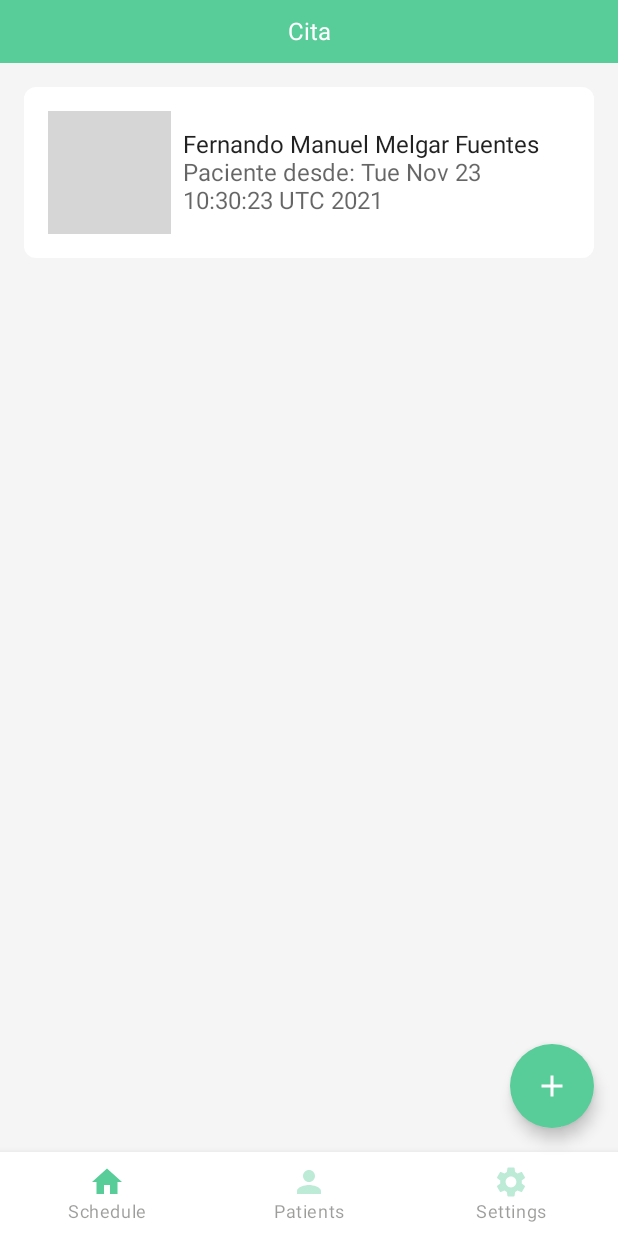
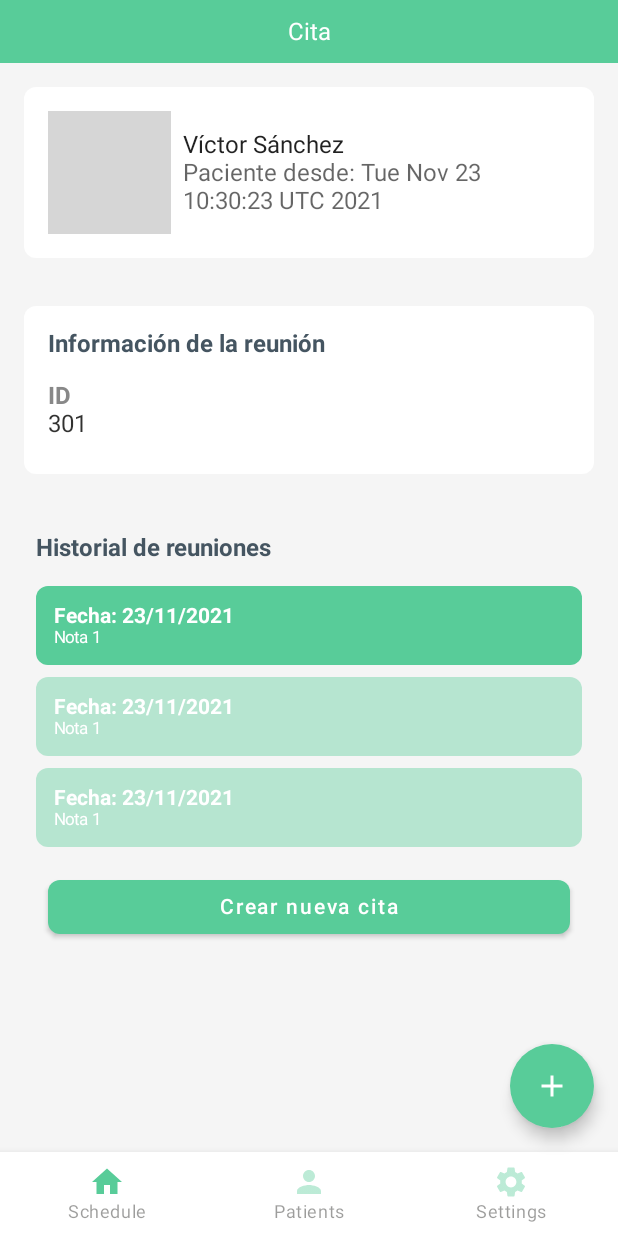
Before and after one commit to FernandoMelgar/Nutritivapp, an Android app built with Jetpack Compose: the screen it shows after launch (MainActivity), after a tap on "Víctor Sánchez", on a phone screen of 412 x 824 dp. Run offline under Robolectric (Android 15) with nearby library versions, the phone set to English and light mode, and no system bars; pictures from the network do not load; Roboto replaces fonts that are not available here; 3 statements that could not run were skipped; 3 other taps on this screen came first; grey boxes are pictures that could not be loaded.

Commit message:
Patient and Meeting viewmodel improved

```diff
--- a/app/src/main/java/mx/nutritivalabs/nutritivapp/MainActivity.kt
+++ b/app/src/main/java/mx/nutritivalabs/nutritivapp/MainActivity.kt
@@ -3,22 +3,17 @@ package mx.nutritivalabs.nutritivapp
 import android.os.Bundle
 import androidx.activity.ComponentActivity
 import androidx.activity.compose.setContent
-import androidx.compose.foundation.Image
-import androidx.compose.foundation.layout.fillMaxSize
 import androidx.compose.foundation.shape.CircleShape
 import androidx.compose.material.*
 import androidx.compose.material.icons.Icons
 import androidx.compose.material.icons.filled.Add
 import androidx.compose.runtime.Composable
-import androidx.compose.ui.Modifier
-import androidx.compose.ui.layout.ContentScale
 import androidx.compose.ui.tooling.preview.Preview
 import androidx.navigation.NavType
 import androidx.navigation.compose.NavHost
 import androidx.navigation.compose.composable
 import androidx.navigation.compose.rememberNavController
 import androidx.navigation.navArgument
-import coil.compose.rememberImagePainter
 import mx.nutritivalabs.nutritivapp.compose.*
 import mx.nutritivalabs.nutritivapp.ui.theme.NutritivappTheme
 
@@ -31,10 +26,14 @@ class MainActivity : ComponentActivity() {
     }
 }
 
+
 @Composable
 fun App() {
     val scaffoldState = rememberScaffoldState()
     val navController = rememberNavController()
+    val meetingViewModel = MeetingViewModel()
+    val patientViewModel = PatientViewModel()
+
     NutritivappTheme() {
         Scaffold(
             scaffoldState = scaffoldState,
@@ -72,15 +71,25 @@ fun App() {
                 composable(route = NavigationItem.Settings.route) {
                     SettingsScreen()
                 }
-                composable(Screen.Meeting.route, arguments =
+                composable(NavigationItem.Meeting.route, arguments =
                 listOf(
                     navArgument("id") {
                         type = NavType.LongType
                     }
                 )) {
                     val id = it.arguments?.getLong("id")
+
+                    val meeting = meetingViewModel.findByID(id!!)
+                    val lastTenMeetings = meetingViewModel.findLastTen(meeting.patientId!!)
+                    val patient = patientViewModel.findById(meeting.patientId)
+
                     MeetingScreen(
-                        { navController.navigate(NavigationItem.Patient.withId(id!!)) })
+                        onPatientInfo = { navController.navigate(NavigationItem.Patient.withId(meeting.patientId)) },
+                        navController = navController,
+                        meeting = meeting,
+                        lastTenMeetings = lastTenMeetings,
+                        patient = patient
+                    )
 
                 }
                 composable(NavigationItem.Patient.route, arguments = listOf(
--- a/app/src/main/java/mx/nutritivalabs/nutritivapp/Screen.kt
+++ /dev/null
@@ -1,12 +0,0 @@
-package mx.nutritivalabs.nutritivapp
-
-import androidx.compose.material.icons.Icons
-import androidx.compose.material.icons.filled.*
-import androidx.compose.ui.graphics.vector.ImageVector
-
-sealed class Screen(val route: String, val displayName: String) {
-    object ScheduleScreen : Screen(route = "schedule", displayName = "Schedule")
-    object Meeting : Screen(route = "meetings/{id}", displayName = "Meeting Detail") {
-        fun withId(id: Long) = this.route.replace("{id}", "$id")
-    }
-}
--- a/app/src/main/java/mx/nutritivalabs/nutritivapp/compose/Composable.kt
+++ b/app/src/main/java/mx/nutritivalabs/nutritivapp/compose/Composable.kt
@@ -16,8 +16,10 @@ import androidx.compose.ui.Modifier
 import androidx.compose.ui.draw.clip
 import androidx.compose.ui.graphics.Color
 import androidx.compose.ui.layout.ContentScale
+import androidx.compose.ui.text.font.FontWeight
 import androidx.compose.ui.tooling.preview.Preview
 import androidx.compose.ui.unit.dp
+import androidx.compose.ui.unit.sp
 import coil.compose.rememberImagePainter
 import mx.nutritivalabs.nutritivapp.ui.theme.NutritivappTheme
 
@@ -85,3 +87,32 @@ fun PatientInfoChip(imgUrl: String, fullName: String, patientSince: String) {
         }
     }
 }
+
+
+@Composable
+fun DisplayInfoSection(title: String, data: Map<String, String>) {
+    Surface(
+        modifier = Modifier.padding(16.dp),
+        color = MaterialTheme.colors.surface,
+        contentColor = MaterialTheme.colors.onSurface,
+        shape = RoundedCornerShape(8.dp)
+    ) {
+        Column(
+            modifier = Modifier
+                .fillMaxWidth()
+                .padding(all = 16.dp)
+        ) {
+            Text(
+                text = title,
+                modifier = Modifier.padding(bottom = 16.dp),
+                fontSize = 16.sp,
+                fontWeight = FontWeight.Bold,
+                color = MaterialTheme.colors.secondary
+            )
+            for ((key, value) in data) {
+                InfoChip(title = key, value)
+            }
+        }
+    }
+
+}
--- a/app/src/main/java/mx/nutritivalabs/nutritivapp/compose/MeetingRepository.kt
+++ b/app/src/main/java/mx/nutritivalabs/nutritivapp/compose/MeetingRepository.kt
@@ -5,7 +5,8 @@ import java.util.*
 
 interface MeetingRepository {
     fun findMeetings(date: Date, nutritionistId: Long): List<Meeting>
-    fun findMeeting(meetingId: Long)
+    fun findMeeting(meetingId: Long): Meeting
+    fun findLastTenByPatient(patientId: Long): List<Meeting>
 }
 
 class MeetingOnMemoryRepository : MeetingRepository {
@@ -13,35 +14,87 @@ class MeetingOnMemoryRepository : MeetingRepository {
     override fun findMeetings(date: Date, nutritionistId: Long): List<Meeting> {
         return mutableListOf(
             Meeting(
-                id = 1,
+                id = 101,
                 date = date,
                 patientId = 1,
                 patientName = "Rubén Villalpando",
                 startTime = 1700,
-                endTime = 1740
+                endTime = 1740,
+                notes = "Nota 1",
+                meetingInfo = mapOf("ID" to "1")
             ),
             Meeting(
-                id = 2,
+                id = 201,
                 date = date,
                 patientId = 2,
                 patientName = "Arturo Marquez",
                 startTime = 1800,
-                endTime = 1840
+                endTime = 1840,
+                notes = "Nota 1",
+                meetingInfo = mapOf("ID" to "2")
             ),
             Meeting(
-                id = 3,
+                id = 301,
                 date = date,
                 patientId = 3,
                 patientName = "Víctor Sánchez",
                 startTime = 1900,
-                endTime = 1940
+                endTime = 1940,
+                notes = "Nota 1",
+                meetingInfo = mapOf("ID" to "3")
             )
 
 
         )
     }
 
-    override fun findMeeting(meetingId: Long) {
-        TODO("Not yet implemented")
+    override fun findMeeting(meetingId: Long): Meeting {
+        return Meeting(
+            id = meetingId,
+            date = Calendar.getInstance().time,
+            patientId = (meetingId / 100),
+            patientName = "Meee",
+            startTime = 1900,
+            endTime = 1940,
+            notes = "Nota $meetingId",
+            meetingInfo = mapOf("ID" to meetingId.toString())
+        )
+    }
+
+    override fun findLastTenByPatient(patientId: Long): List<Meeting> {
+        return mutableListOf(
+            Meeting(
+                id = (patientId * 100) + 1,
+                date = Calendar.getInstance().time,
+                patientId = patientId,
+                patientName = "Rubén Villalpando",
+                startTime = 1700,
+                endTime = 1740,
+                notes = "Nota 1",
+                meetingInfo = mapOf("ID" to "1")
+            ),
+            Meeting(
+                id = (patientId * 100) + 2,
+                date = Calendar.getInstance().time,
+                patientId = patientId,
+                patientName = "Arturo Marquez",
+                startTime = 1800,
+                endTime = 1840,
+                notes = "Nota 1",
+                meetingInfo = mapOf("ID" to "2")
+            ),
+            Meeting(
+                id = (patientId * 100) + 3,
+                date = Calendar.getInstance().time,
+                patientId = patientId,
+                patientName = "Jime Trachtman",
+                startTime = 1800,
+                endTime = 1840,
+                notes = "Nota 1",
+                meetingInfo = mapOf("ID" to "20")
+            )
+
+        )
+
     }
 }
--- a/app/src/main/java/mx/nutritivalabs/nutritivapp/compose/MeetingScreen.kt
+++ b/app/src/main/java/mx/nutritivalabs/nutritivapp/compose/MeetingScreen.kt
@@ -1,20 +1,37 @@
 package mx.nutritivalabs.nutritivapp.compose
 
+import androidx.compose.foundation.background
 import androidx.compose.foundation.clickable
-import androidx.compose.foundation.layout.Box
-import androidx.compose.foundation.layout.Column
-import androidx.compose.foundation.layout.fillMaxWidth
+import androidx.compose.foundation.layout.*
 import androidx.compose.foundation.rememberScrollState
+import androidx.compose.foundation.shape.RoundedCornerShape
 import androidx.compose.foundation.verticalScroll
-import androidx.compose.material.Surface
+import androidx.compose.material.*
 import androidx.compose.runtime.Composable
+import androidx.compose.ui.Alignment
 import androidx.compose.ui.Modifier
-import mx.nutritivalabs.nutritivapp.patient.examplePatient
+import androidx.compose.ui.draw.clip
+import androidx.compose.ui.text.font.FontWeight
+import androidx.compose.ui.unit.dp
+import androidx.compose.ui.unit.sp
+import androidx.navigation.NavController
+import mx.nutritivalabs.nutritivapp.domain.Meeting
+import mx.nutritivalabs.nutritivapp.patient.Patient
+import java.text.SimpleDateFormat
+import java.util.*
+
 
 @Composable
-fun MeetingScreen(onPatientInfo: () -> Unit) {
+fun MeetingScreen(
+    onPatientInfo: () -> Unit,
+    navController: NavController,
+    meeting: Meeting,
+    lastTenMeetings: List<Meeting>,
+    patient: Patient
+) {
     val scrollState = rememberScrollState()
-    val patient = examplePatient()
+
+
     Column(
         Modifier
             .fillMaxWidth()
@@ -30,9 +47,86 @@ fun MeetingScreen(onPatientInfo: () -> Unit) {
             )
 
         }
+        DisplayInfoSection(title = "Información de la reunión", data = meeting.meetingInfo)
+        HistorialDeReuniones(navController, lastTenMeetings, meeting.id!!)
+        Spacer(Modifier.height(120.dp))
 
+    }
+}
+
+@Composable
+fun HistorialDeReuniones(
+    navController: NavController, meetingHistory: List<Meeting>, currentId: Long
+) {
+
+    Box(
+        modifier = Modifier.padding(16.dp)
+    ) {
+        Column(modifier = Modifier.padding(8.dp)) {
+            Text(
+                text = "Historial de reuniones  ",
+                modifier = Modifier.padding(bottom = 16.dp),
+                fontSize = 16.sp,
+                fontWeight = FontWeight.Bold,
+                color = MaterialTheme.colors.secondary
+            )
+
+            for (meeting in meetingHistory) {
+                ReunionAnteriorChip(
+                    meeting.date,
+                    meeting.notes,
+                    current = (currentId == meeting.id)
+                ) { navController.navigate(NavigationItem.Meeting.withId(meeting.id!!)) }
+            }
+            Button(
+                onClick = { /*TODO*/ }, modifier = Modifier
+                    .fillMaxWidth()
+                    .padding(8.dp), shape = RoundedCornerShape(8.dp)
+            ) {
+                Text("Crear nueva cita")
+            }
+
+        }
+    }
+}
+
+@Composable
+fun ReunionAnteriorChip(date: Date, notes: String, current: Boolean, onClick: () -> Unit) {
+    val bgColor = if (current) {
+        MaterialTheme.colors.primary
+    } else {
+        MaterialTheme.colors.primary.copy(alpha = .4f)
 
     }
 
+    Box(
+        modifier = Modifier
+            .fillMaxWidth()
+            .padding(bottom = 8.dp)
+            .clip(RoundedCornerShape(8.dp))
+            .background(bgColor)
+            .clickable { onClick() },
+        contentAlignment = Alignment.BottomStart
+    ) {
+        Column(Modifier.padding(12.dp)) {
+            Text(
+                "Fecha: ${date.simpleDateFormat()}",
+                color = MaterialTheme.colors.onPrimary,
+                fontWeight = FontWeight.Bold,
+                fontSize = 14.sp
+            )
+            Text(
+                notes,
+                color = MaterialTheme.colors.onPrimary,
+                fontSize = 11.sp
+            )
+        }
+    }
 
 }
+
+
+fun Date.simpleDateFormat(): String {
+    val formatter = SimpleDateFormat("dd/MM/yyyy")
+    return formatter.format(this)
+}
--- a/app/src/main/java/mx/nutritivalabs/nutritivapp/compose/MeetingViewModel.kt
+++ b/app/src/main/java/mx/nutritivalabs/nutritivapp/compose/MeetingViewModel.kt
@@ -1,7 +1,6 @@
 package mx.nutritivalabs.nutritivapp.compose
 
 import androidx.lifecycle.ViewModel
-import mx.nutritivalabs.nutritivapp.Screen
 import mx.nutritivalabs.nutritivapp.domain.Meeting
 import java.util.*
 
@@ -11,4 +10,12 @@ class MeetingViewModel(private val repository: MeetingRepository = MeetingOnMemo
         return repository.findMeetings(date, nutritionistId)
     }
 
+    fun findByID(id: Long): Meeting {
+        return repository.findMeeting(id)
+    }
+
+    fun findLastTen(patientId: Long): List<Meeting> {
+        return repository.findLastTenByPatient(patientId)
+    }
+
 }
--- a/app/src/main/java/mx/nutritivalabs/nutritivapp/compose/NavigationItem.kt
+++ b/app/src/main/java/mx/nutritivalabs/nutritivapp/compose/NavigationItem.kt
@@ -6,6 +6,7 @@ import androidx.compose.material.icons.Icons
 import androidx.compose.material.icons.filled.Home
 import androidx.compose.material.icons.filled.Person
 import androidx.compose.material.icons.filled.Settings
+import androidx.compose.material.icons.filled.ThumbUp
 import androidx.compose.runtime.*
 import androidx.compose.ui.graphics.vector.ImageVector
 import androidx.compose.ui.tooling.preview.Preview
@@ -19,6 +20,11 @@ sealed class NavigationItem(val route: String, val icon: ImageVector, val title:
     object Patients : NavigationItem("patients-screen", Icons.Filled.Person, "Patients")
     object Settings : NavigationItem("settings-screen", Icons.Filled.Settings, "Settings")
     object Patient: NavigationItem("patients/{id}",Icons.Filled.Person, "Patient") {
+        fun withId(id: Long): String {
+            return this.route.replace("{id}", id.toString())
+        }
+    }
+    object Meeting: NavigationItem("meetings/{id}", Icons.Filled.ThumbUp, "Meetings"){
         fun withId(id: Long): String {
             return this.route.replace("{id}", id.toString())
         }
--- a/app/src/main/java/mx/nutritivalabs/nutritivapp/compose/PatientViewModel.kt
+++ b/app/src/main/java/mx/nutritivalabs/nutritivapp/compose/PatientViewModel.kt
@@ -2,11 +2,72 @@ package mx.nutritivalabs.nutritivapp.compose;
 
 import androidx.lifecycle.ViewModel
 import mx.nutritivalabs.nutritivapp.patient.Patient
+import mx.nutritivalabs.nutritivapp.patient.exampleEnergyRequirements
 import mx.nutritivalabs.nutritivapp.patient.examplePatient
+import java.util.*
 
 class PatientViewModel: ViewModel() {
 
     fun findById(id: Long): Patient {
-        return examplePatient()
+        if (id == 1L)
+            return rubenPatient()
+        if (id == 2L)
+            return arthurPatient()
+        if (id == 3L)
+            return vicPatient()
+        else
+            return examplePatient().copy(firstName = "$id")
     }
+
 }
+
+
+
+private fun vicPatient(): Patient {
+    return Patient(
+        id = 1,
+        firstName = "Víctor",
+        paternalLastName = "Sánchez",
+        maternalLastName = " ",
+        birthDate = Calendar.getInstance().time,
+        energyRequirements = exampleEnergyRequirements().copy(calories = 2800),
+        goals = listOf("Legendary", "Nutrition"),
+        firstTime = false,
+        email = "victor.sanchez@gmail.com",
+        phoneNumber = "553648273",
+        profilePictureURL = "https://static.wikia.nocookie.net/minion/images/2/27/Vector.png/revision/latest/top-crop/width/360/height/450?cb=20150724225830&path-prefix=es",
+        memberSince = Calendar.getInstance().time
+    )
+}
+
+private fun arthurPatient() = Patient(
+    id = 1,
+    firstName = "Arturo",
+    paternalLastName = "Marquez",
+    maternalLastName = " ",
+    birthDate = Calendar.getInstance().time,
+    energyRequirements = exampleEnergyRequirements().copy(calories = 2800),
+    goals = listOf("Be", "Bold"),
+    firstTime = false,
+    email = "arturo.marquez@gmail.com",
+    phoneNumber = "553648273",
+    profilePictureURL = "https://i2.wp.com/revistadiners.com.co/wp-content/uploads/2017/03/loganwolverine_800x669.jpg?fit=800%2C669&ssl=1",
+    memberSince = Calendar.getInstance().time
+)
+
+private fun rubenPatient(): Patient {
+    return Patient(
+        id = 1,
+        firstName = "Rubén",
+        paternalLastName = "Villalapando",
+        maternalLastName = "Bremmont",
+        birthDate = Calendar.getInstance().time,
+        energyRequirements = exampleEnergyRequirements().copy(calories = 3000),
+        goals = listOf("Be alive", "My Friend"),
+        firstTime = false,
+        email = "ruben.villalpando@gmail.com",
+        phoneNumber = "553648273",
+        profilePictureURL = "https://static.wikia.nocookie.net/middle-earth-film-saga/images/7/77/Legolas.png/revision/latest/top-crop/width/360/height/450?cb=20160207050831",
+        memberSince = Calendar.getInstance().time
+    )
+}
--- a/app/src/main/java/mx/nutritivalabs/nutritivapp/compose/ScheduleScreen.kt
+++ b/app/src/main/java/mx/nutritivalabs/nutritivapp/compose/ScheduleScreen.kt
@@ -25,7 +25,6 @@ import androidx.compose.ui.text.font.FontWeight
 import androidx.compose.ui.unit.dp
 import androidx.navigation.NavHostController
 import mx.nutritivalabs.nutritivapp.R
-import mx.nutritivalabs.nutritivapp.Screen
 import mx.nutritivalabs.nutritivapp.compose.MeetingViewModel
 import mx.nutritivalabs.nutritivapp.domain.Meeting
 import mx.nutritivalabs.nutritivapp.ui.theme.LightRed
@@ -184,7 +183,7 @@ fun MeetingSection(navController: NavHostController, meetings: List<Meeting>) {
             desc = "${meet.date}: ${meet.startTime} - ${meet.endTime}",
             height = 200,
             color = LightRed,
-            onClick = { navController.navigate(Screen.Meeting.withId(1)) }
+            onClick = { navController.navigate(NavigationItem.Meeting.withId(meet.id!!)) }
         )
     }
 }
--- a/app/src/main/java/mx/nutritivalabs/nutritivapp/domain/Meeting.kt
+++ b/app/src/main/java/mx/nutritivalabs/nutritivapp/domain/Meeting.kt
@@ -8,16 +8,7 @@ data class Meeting(
     val patientId: Long? = null,
     val patientName: String,
     val startTime: Int,
-    val endTime: Int
+    val endTime: Int,
+    val notes: String,
+    val meetingInfo: Map<String, String>
 )
-
-fun meetingExample(): Meeting {
-    return Meeting(
-        id = 1,
-        date = Calendar.getInstance().time,
-        patientId = 2,
-        patientName = "Fernando Melgar",
-        startTime = 1700,
-        endTime = 1750
-    )
-}
--- a/app/src/main/java/mx/nutritivalabs/nutritivapp/homescreen/ui/home/HomeFragment.kt
+++ b/app/src/main/java/mx/nutritivalabs/nutritivapp/homescreen/ui/home/HomeFragment.kt
@@ -12,7 +12,6 @@ import androidx.navigation.compose.NavHost
 import androidx.navigation.compose.composable
 import androidx.navigation.compose.rememberNavController
 import androidx.navigation.navArgument
-import mx.nutritivalabs.nutritivapp.Screen
 import mx.nutritivalabs.nutritivapp.compose.MeetingViewModel
 import mx.nutritivalabs.nutritivapp.compose.ScheduleScreen
 import mx.nutritivalabs.nutritivapp.ui.theme.NutritivappTheme
```
Also changed, not shown: app/src/main/java/mx/nutritivalabs/nutritivapp/compose/PatientScreen.kt (+2 -31 lines), app/src/main/java/mx/nutritivalabs/nutritivapp/homescreen/ui/patients/PatientsFragment.kt (deleted, +0 -82 lines), app/src/main/java/mx/nutritivalabs/nutritivapp/homescreen/ui/patients/PatientsViewModel.kt (deleted, +0 -20 lines).
